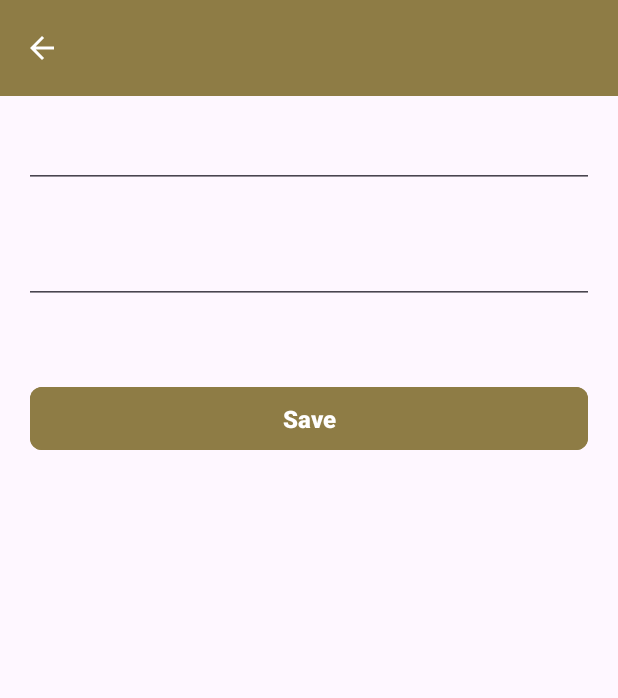
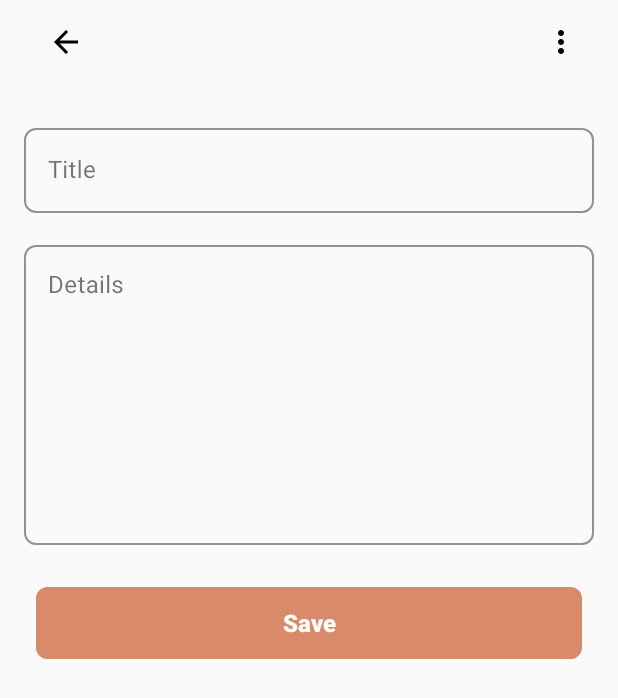
Before and after one commit to Abdallahx3x/MemoMate, an Android app: the DetailsFragment screen opened through its navigation route, on a phone screen of 412 x 824 dp. Shown: the top 698 px of the screen. Run offline under Robolectric (Android 15) with nearby library versions, the light colour scheme and no system bars; our stand-ins replace Dagger/Hilt's generated code, data binding; 5 statements that could not run were skipped.

Commit message:
refactor home and details layouts and make min sdk 23

```diff
--- a/app/build.gradle.kts
+++ b/app/build.gradle.kts
@@ -9,7 +9,7 @@ android {
 
     defaultConfig {
         applicationId = "com.abdo.memomate"
-        minSdk = 21
+        minSdk = 23
         targetSdk = 34
         versionCode = 1
         versionName = "1.0"
--- a/app/src/main/java/com/abdo/memomate/MainActivity.java
+++ b/app/src/main/java/com/abdo/memomate/MainActivity.java
@@ -2,25 +2,17 @@ package com.abdo.memomate;
 
 import android.os.Bundle;
 
-import androidx.activity.EdgeToEdge;
 import androidx.appcompat.app.AppCompatActivity;
-import androidx.core.graphics.Insets;
-import androidx.core.view.ViewCompat;
-import androidx.core.view.WindowInsetsCompat;
+import androidx.appcompat.app.AppCompatDelegate;
+
 import dagger.hilt.android.AndroidEntryPoint;
 
 @AndroidEntryPoint
 public class MainActivity extends AppCompatActivity {
-
     @Override
     protected void onCreate(Bundle savedInstanceState) {
         super.onCreate(savedInstanceState);
-        EdgeToEdge.enable(this);
+        AppCompatDelegate.setDefaultNightMode(AppCompatDelegate.MODE_NIGHT_NO);
         setContentView(R.layout.activity_main);
-        ViewCompat.setOnApplyWindowInsetsListener(findViewById(R.id.main), (v, insets) -> {
-            Insets systemBars = insets.getInsets(WindowInsetsCompat.Type.systemBars());
-            v.setPadding(systemBars.left, systemBars.top, systemBars.right, systemBars.bottom);
-            return insets;
-        });
     }
 }
--- /dev/null
+++ b/app/src/main/res/drawable/delete_icon.xml
@@ -0,0 +1,5 @@
+<vector xmlns:android="http://schemas.android.com/apk/res/android" android:height="24dp" android:tint="#CC0C0C" android:viewportHeight="24" android:viewportWidth="24" android:width="24dp">
+
+    <path android:fillColor="@android:color/white" android:pathData="M6,19c0,1.1 0.9,2 2,2h8c1.1,0 2,-0.9 2,-2V7H6v12zM19,4h-3.5l-1,-1h-5l-1,1H5v2h14V4z"/>
+
+</vector>
--- a/app/src/main/res/layout/fragment_details.xml
+++ b/app/src/main/res/layout/fragment_details.xml
@@ -1,47 +1,93 @@
 <?xml version="1.0" encoding="utf-8"?>
-<LinearLayout xmlns:android="http://schemas.android.com/apk/res/android"
+<layout xmlns:android="http://schemas.android.com/apk/res/android"
+    xmlns:app="http://schemas.android.com/apk/res-auto"
     xmlns:tools="http://schemas.android.com/tools"
+    tools:context=".presentation.DetailsFragment">
+
+    <data>
+
+        <variable
+            name="viewModel"
+            type="com.abdo.memomate.presentation.shared.NoteViewModel" />
+    </data>
+
+    <LinearLayout
         android:layout_width="match_parent"
         android:layout_height="match_parent"
-    xmlns:app="http://schemas.android.com/apk/res-auto"
-    android:orientation="vertical"
-    tools:context=".presentation.details.DetailsFragment">
+        android:background="@color/background"
+        android:orientation="vertical">
 
         <androidx.appcompat.widget.Toolbar
             android:id="@+id/toolbar"
             android:layout_width="match_parent"
             android:layout_height="?attr/actionBarSize"
-        android:background="#8E7C45"
+            android:layout_marginHorizontal="16dp"
+            android:background="@color/background"
+            android:elevation="0dp"
             android:theme="@style/ThemeOverlay.AppCompat.Dark.ActionBar"
+            app:menu="@menu/details_menu"
             app:navigationIcon="?attr/homeAsUpIndicator"
-        android:elevation="4dp" />
-    <EditText
+            app:theme="@style/ToolbarTheme" />
+
+        <com.google.android.material.textfield.TextInputLayout
             android:id="@+id/title_field"
+            style="@style/Widget.MaterialComponents.TextInputLayout.OutlinedBox"
             android:layout_width="match_parent"
             android:layout_height="wrap_content"
             android:layout_margin="16dp"
-        android:autofillHints="title"
-        android:inputType="textShortMessage" />
-    <EditText
-        android:id="@+id/details_field"
+            android:background="@color/background"
+            android:hint="@string/title"
+            app:boxCornerRadiusBottomEnd="8dp"
+            app:boxCornerRadiusBottomStart="8dp"
+            app:boxCornerRadiusTopEnd="8dp"
+            app:boxCornerRadiusTopStart="8dp"
+            app:boxStrokeColor="@color/secondary"
+            app:boxStrokeWidth="1dp"
+            app:boxStrokeWidthFocused="1dp">
+
+            <com.google.android.material.textfield.TextInputEditText
                 android:layout_width="match_parent"
                 android:layout_height="wrap_content"
-        android:layout_margin="16dp"/>
-    />
+                android:lines="1"
+                android:text="@={viewModel.state.noteDetails.title}" />
+        </com.google.android.material.textfield.TextInputLayout>
+
+        <com.google.android.material.textfield.TextInputLayout
+            android:id="@+id/details_field"
+            style="@style/Widget.MaterialComponents.TextInputLayout.OutlinedBox"
+            android:layout_width="match_parent"
+            android:layout_height="wrap_content"
+            android:layout_marginHorizontal="16dp"
+            android:background="@color/background"
+            android:hint="@string/details"
+            app:boxCornerRadiusBottomEnd="8dp"
+            app:boxCornerRadiusBottomStart="8dp"
+            app:boxCornerRadiusTopEnd="8dp"
+            app:boxCornerRadiusTopStart="8dp"
+            app:boxStrokeColor="@color/secondary"
+            app:boxStrokeWidth="1dp"
+            app:boxStrokeWidthFocused="1dp">
+
+            <com.google.android.material.textfield.TextInputEditText
+                android:layout_width="match_parent"
+                android:layout_height="wrap_content"
+                android:gravity="start|top"
+                android:minHeight="200dp"
+                android:text="@={viewModel.state.noteDetails.details}" />
+        </com.google.android.material.textfield.TextInputLayout>
 
         <Button
             android:id="@+id/save_button"
             android:layout_width="match_parent"
-        android:layout_height="wrap_content"
-        android:layout_marginLeft="20dp"
-        android:layout_marginTop="35dp"
-        android:layout_marginRight="20dp"
-        android:backgroundTint="#8E7C45"
+            android:layout_height="56dp"
+            android:layout_marginHorizontal="24dp"
+            android:layout_marginTop="24dp"
+            android:backgroundTint="@color/secondary"
             android:padding="10dp"
-        android:text="Save"
-        app:cornerRadius="8dp"
-        android:textColor="#ffffff"
+            android:text="@string/save"
+            android:textColor="@color/white"
             android:textSize="16sp"
-        android:textStyle="bold" />
-
+            android:textStyle="bold"
+            app:cornerRadius="8dp" />
     </LinearLayout>
+</layout>
--- a/app/src/main/res/layout/fragment_note_item.xml
+++ b/app/src/main/res/layout/fragment_note_item.xml
@@ -4,10 +4,12 @@
     xmlns:app="http://schemas.android.com/apk/res-auto"
     android:layout_width="match_parent"
     android:layout_height="wrap_content"
+    android:maxHeight="140dp"
     android:layout_marginBottom="16dp"
     android:orientation="vertical"
-    app:cardBackgroundColor="#C0CC2F"
-    app:cardCornerRadius="16dp">
+    app:cardBackgroundColor="@color/white"
+    app:cardCornerRadius="8dp"
+    app:cardElevation="1dp">
 
     <LinearLayout
         android:layout_width="match_parent"
@@ -19,18 +21,20 @@
             android:layout_width="wrap_content"
             android:layout_height="wrap_content"
             android:layout_margin="@dimen/text_margin"
+            android:maxLines="1"
             android:textAppearance="?attr/textAppearanceListItem"
-            android:textSize="24sp" />
+            android:textSize="20sp" />
 
         <TextView
             android:id="@+id/content"
             android:layout_width="wrap_content"
             android:layout_height="wrap_content"
-            android:layout_margin="@dimen/text_margin"
+            android:layout_marginHorizontal="16dp"
+            android:layout_marginTop="8dp"
+            android:layout_marginBottom="16dp"
+            android:ellipsize="end"
+            android:maxLines="2"
             android:textAppearance="?attr/textAppearanceListItem"
             android:textSize="16sp" />
-
     </LinearLayout>
-
-
 </androidx.cardview.widget.CardView>
--- a/app/src/main/res/layout/fragment_note_list.xml
+++ b/app/src/main/res/layout/fragment_note_list.xml
@@ -2,33 +2,30 @@
 <layout xmlns:android="http://schemas.android.com/apk/res/android"
     xmlns:app="http://schemas.android.com/apk/res-auto"
     xmlns:tools="http://schemas.android.com/tools"
-    tools:context=".presentation.NoteFragment">
+    tools:context=".presentation.HomeFragment">
+
     <data>
+
         <variable
             name="note"
-            type="com.abdo.memomate.presentation.NoteUiState" />
+            type="com.abdo.memomate.presentation.shared.NoteUiState" />
     </data>
+
     <FrameLayout
         android:layout_width="match_parent"
-        android:layout_height="match_parent">
+        android:layout_height="match_parent"
+        android:background="@color/background">
 
         <androidx.recyclerview.widget.RecyclerView
             android:id="@+id/list"
             android:layout_width="match_parent"
             android:layout_height="match_parent"
             android:layout_marginLeft="16dp"
+            android:layout_marginTop="16dp"
             android:layout_marginRight="16dp"
+            android:clipToPadding="false"
             app:layoutManager="LinearLayoutManager"
             tools:listitem="@layout/fragment_note_item" />
-      <!--  <TextView
-            android:layout_width="wrap_content"
-            android:layout_height="wrap_content"
-            android:layout_marginTop="16dp"
-            android:layout_marginLeft="16dp"
-            android:layout_marginRight="16dp"
-            android:textSize="44.sp"
-            android:text="@{note.title}"
-            />-->
 
         <com.google.android.material.floatingactionbutton.FloatingActionButton
             android:id="@+id/fab"
@@ -36,8 +33,10 @@
             android:layout_height="wrap_content"
             android:layout_gravity="end|bottom"
             android:layout_margin="16dp"
-        android:contentDescription="add_note"
-        android:src="@drawable/add_icon" />
+            android:backgroundTint="@color/secondary"
+            android:contentDescription="@string/add_note"
+            android:src="@drawable/add_icon"
+            app:fabCustomSize="56dp"
+            app:tint="@color/white" />
     </FrameLayout>
-
 </layout>
--- /dev/null
+++ b/app/src/main/res/menu/details_menu.xml
@@ -0,0 +1,11 @@
+<?xml version="1.0" encoding="utf-8"?>
+<menu xmlns:android="http://schemas.android.com/apk/res/android"
+    xmlns:app="http://schemas.android.com/apk/res-auto">
+    <item
+        android:enabled="true"
+        android:id="@+id/action_delete"
+        android:icon="@drawable/delete_icon"
+        android:title="@string/delete"
+        app:showAsAction="never" />
+
+</menu>
--- a/app/src/main/res/values/colors.xml
+++ b/app/src/main/res/values/colors.xml
@@ -2,4 +2,7 @@
 <resources>
     <color name="black">#FF000000</color>
     <color name="white">#FFFFFFFF</color>
+    <color name="background">#FAFAFA</color>
+    <color name="primary">#F5F5DC</color>
+    <color name="secondary">#D88A6B</color>
 </resources>
--- a/app/src/main/res/values/strings.xml
+++ b/app/src/main/res/values/strings.xml
@@ -1,3 +1,8 @@
 <resources>
     <string name="app_name">MemoMate</string>
+    <string name="add_note">add_note</string>
+    <string name="title">Title</string>
+    <string name="details">Details</string>
+    <string name="save">Save</string>
+    <string name="delete">Delete</string>
 </resources>
--- a/app/src/main/res/values/themes.xml
+++ b/app/src/main/res/values/themes.xml
@@ -1,9 +1,19 @@
-<resources xmlns:tools="http://schemas.android.com/tools">
+<resources>
     <!-- Base application theme. -->
     <style name="Base.Theme.MemoMate" parent="Theme.Material3.DayNight.NoActionBar">
-        <!-- Customize your light theme here. -->
-        <!-- <item name="colorPrimary">@color/my_light_primary</item> -->
+        <item name="android:actionMenuTextColor">@color/black</item>
+        <item name="android:statusBarColor">@color/background</item>
+        <item name="android:windowLightStatusBar">true</item>
     </style>
 
-    <style name="Theme.MemoMate" parent="Base.Theme.MemoMate" />
+    <style name="Theme.MemoMate" parent="Base.Theme.MemoMate">
+        <item name="statusBarBackground">@color/black</item>
+        <item name="android:actionMenuTextColor">@color/black</item>
+    </style>
+
+    <style name="ToolbarTheme" parent="Theme.AppCompat.Light.NoActionBar">
+        <item name="android:textColorPrimary">@color/black</item>
+        <item name="android:textColorSecondary">@color/black</item>
+        <item name="android:textColor">@color/black</item>
+    </style>
 </resources>
```
Lines whose indentation alone changed are shown as unchanged.
